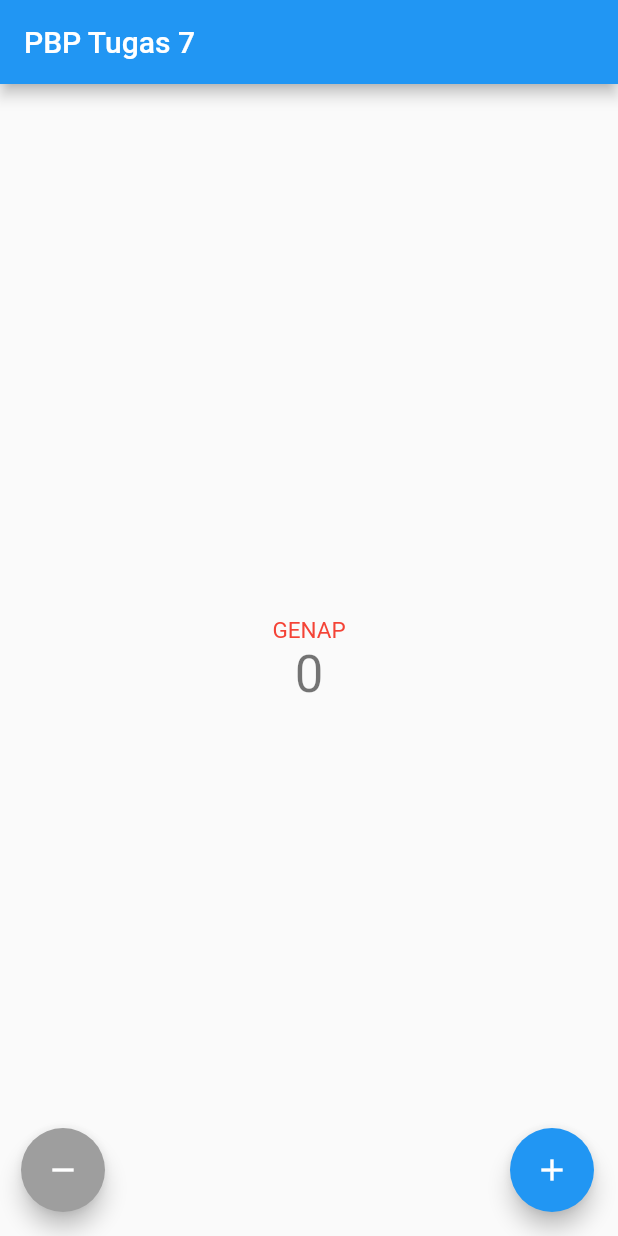
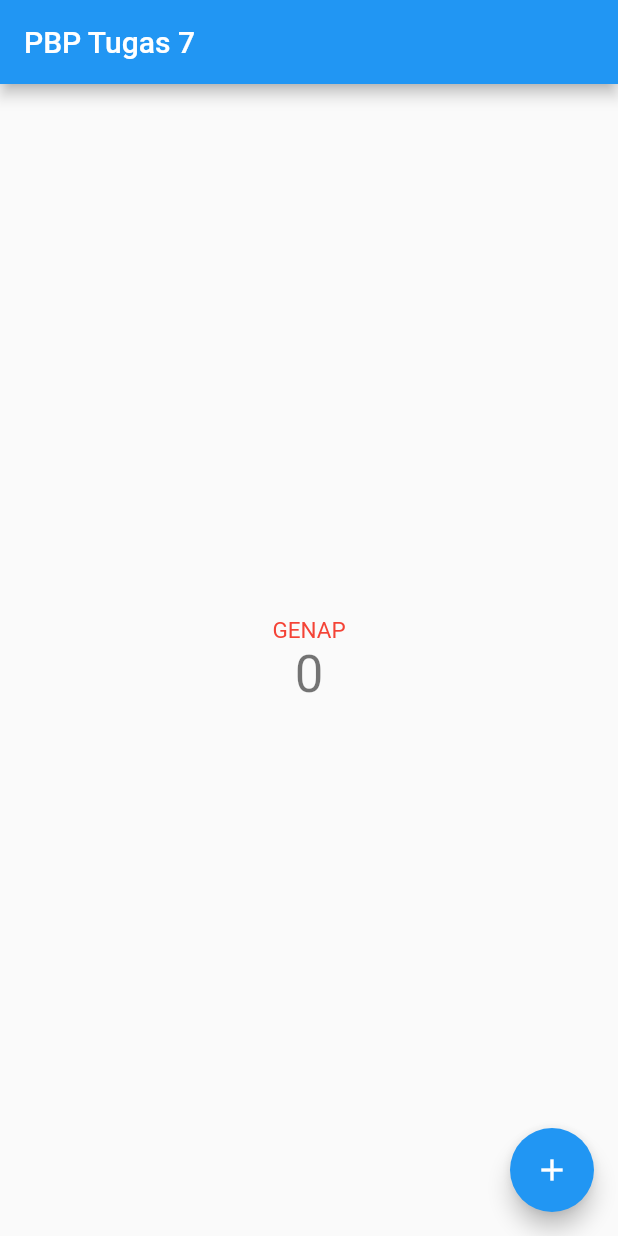
Before and after one commit to mhadziqrazin/pbp-flutter-lab, a Flutter app: the screen it shows after launch, on a phone screen of 412 x 824 dp. Run offline on Flutter 3.47's test engine with Material 2 defaults, Android fonts, the phone set to English and light mode, and no system bars.

Commit message:
change bonus from disabling button to hiding button

```diff
--- a/lib/main.dart
+++ b/lib/main.dart
@@ -85,15 +85,19 @@ class _MyHomePageState extends State<MyHomePage> {
         child: Row(
           mainAxisAlignment: MainAxisAlignment.spaceBetween,
           children: <Widget>[
-            Align(
-              alignment: Alignment.bottomLeft,
-              child: FloatingActionButton(
-                onPressed: (_counter != 0) ? _decrementCounter : null,
-                tooltip: 'Decrement',
-                backgroundColor: (_counter != 0) ? Colors.blue : Colors.grey,
-                child: const Icon(Icons.remove),
+            Visibility(
+              visible: (_counter != 0) ? true : false,
+              child: Align(
+                alignment: Alignment.bottomLeft,
+                child: FloatingActionButton(
+                  onPressed: (_counter != 0) ? _decrementCounter : null,
+                  tooltip: 'Decrement',
+                  backgroundColor: Colors.blue,
+                  child: const Icon(Icons.remove),
+                ),
               ),
             ),
+
 
             Align(
               alignment: Alignment.bottomRight,
```
Also changed, not shown: 51 other files.
